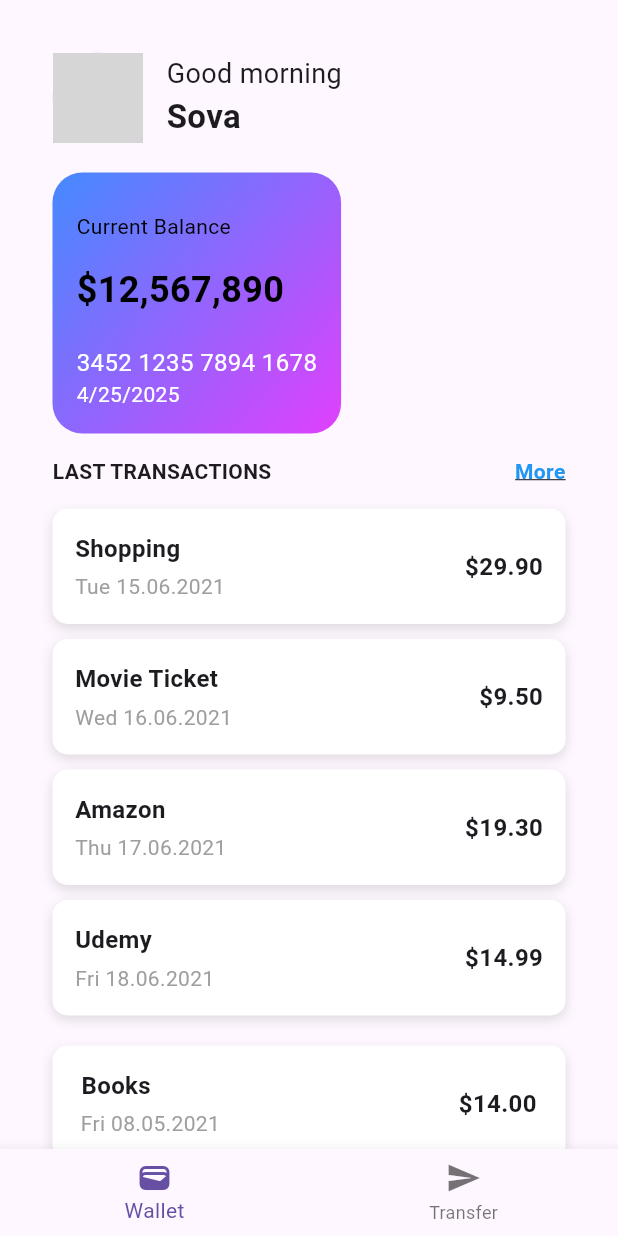
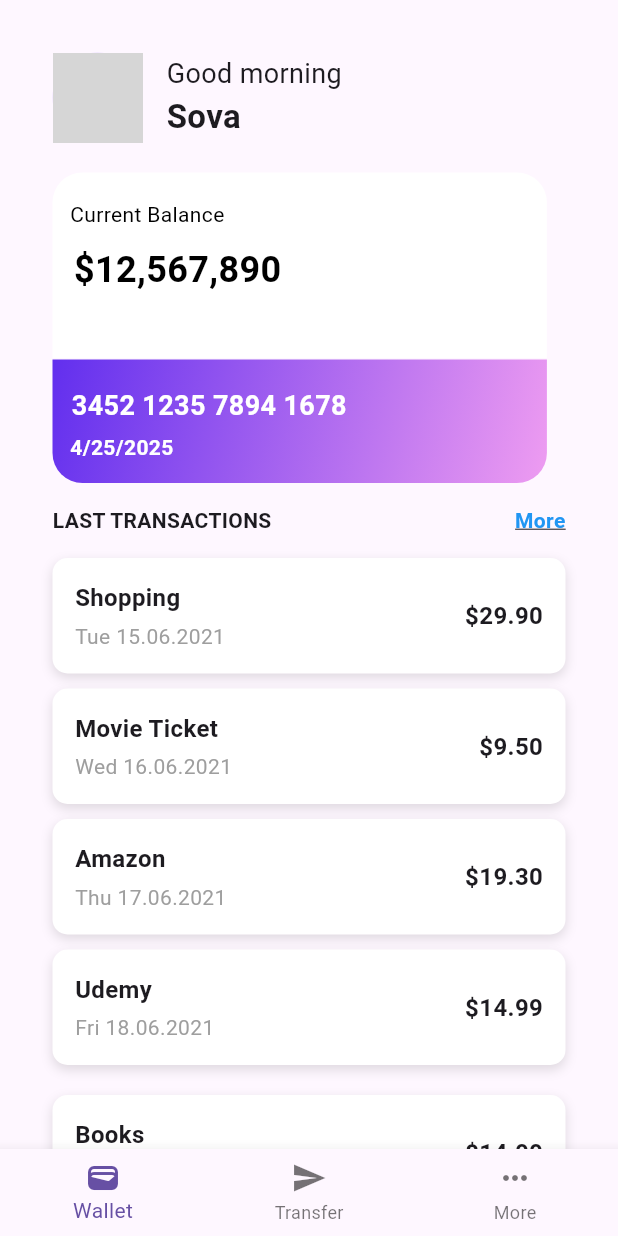
Before and after one commit to AbdelrhmanAhmed200/assignment, a Flutter app: the screen it shows after launch, on a phone screen of 412 x 824 dp. Run offline on Flutter 3.47's test engine with Material 3 defaults, Android fonts, the phone set to English and light mode, and no system bars; network calls fail; grey boxes are pictures that could not be loaded.

Commit message:
UI update

```diff
--- a/lib/Home_page.dart
+++ b/lib/Home_page.dart
@@ -16,8 +16,8 @@ class HomePage extends StatelessWidget {
             const Row(
               children: [
                 CircleAvatar(
-    backgroundImage: NetworkImage('https://fbi.cults3d.com/uploaders/14684840/illustration-file/388d5e1a-7c44-4172-a0c9-0a34c088be8c/sova-avatar.jpg'
-        ), // Replace with a direct image URL
+                  backgroundImage: NetworkImage(
+                      'https://fbi.cults3d.com/uploaders/14684840/illustration-file/388d5e1a-7c44-4172-a0c9-0a34c088be8c/sova-avatar.jpg'),
                   radius: 30,
                 ),
                 SizedBox(width: 16),
@@ -39,70 +39,99 @@ class HomePage extends StatelessWidget {
                 ),
               ],
             ),
-            const SizedBox(height: 20),
+
+               Column(
+                crossAxisAlignment: CrossAxisAlignment.start,
+                children: [
+                  const SizedBox(height: 20 , width: 50,),
                   Container(
-              padding: const EdgeInsets.all(16),
-              decoration: BoxDecoration(
-                borderRadius: BorderRadius.circular(20),
-                gradient: const LinearGradient(
-                  colors: [Colors.blueAccent, Colors.purpleAccent],
-                  begin: Alignment.topLeft,
-                  end: Alignment.bottomRight,
+                    width: MediaQuery.of(context).size.width * 0.8 ,
+                    height: MediaQuery.of(context).size.height * 0.15 ,
+                    padding: const EdgeInsets.all(8),
+                    decoration: const BoxDecoration(
+                      color: Colors.white,
+                      borderRadius: BorderRadius.only(
+                topLeft: Radius.circular(20),
+                topRight: Radius.circular(20),
                     ),
                     ),
-              child: const Column(
+                    child:
+                      const Column(
                         crossAxisAlignment: CrossAxisAlignment.start,
                         children: [
-
-                  SizedBox(height: 10),
-                  Text("Current Balance",
+                          SizedBox(height: 10,),
+                          Text(
+                            " Current Balance",
                             style: TextStyle(
                               color: Colors.black,
                               fontSize: 14,
-
                             ),
                           ),
-                    SizedBox(height: 15,),
+                          SizedBox(height: 10),
                           Text(
-                    '\$12,567,890',
+                            ' \$12,567,890',
                             style: TextStyle(
                               color: Colors.black,
                               fontSize: 24,
                               fontWeight: FontWeight.bold,
                             ),
                           ),
+                        ],
+                      ),
 
-                  SizedBox(height: 20),
+                  ),
+                  const SizedBox(height: 1,),
+                  Container(
+                    width: MediaQuery.of(context).size.width * 0.8 ,
+                    height: MediaQuery.of(context).size.width * 0.2 ,
+                    padding: const EdgeInsets.all(8),
+                    decoration: const BoxDecoration(
+                      gradient: LinearGradient(
+                        colors: [Color.fromARGB(255, 98, 47, 238), Color.fromARGB(255, 238, 156, 241)],
+                        begin: Alignment.topLeft,
+                        end: Alignment.bottomRight,
+                      ),
+                      borderRadius: BorderRadius.only(
+                        bottomRight: Radius.circular(20),
+                        bottomLeft: Radius.circular(20),
+                    ),
+                    ),
+                    child: const Column(
+                      crossAxisAlignment: CrossAxisAlignment.start,
+                      children: [
+                        SizedBox(height: 10,),
                         Text(
-                    '3452 1235 7894 1678',
+                          ' 3452 1235 7894 1678',
                           style: TextStyle(
                             color: Colors.white,
-                      fontSize: 16,
+                            fontSize: 18,
+                            fontWeight: FontWeight.bold
                           ),
                         ),
+                        SizedBox(height: 5),
                         Text(
-                    '4/25/2025',
+                          ' 4/25/2025',
                           style: TextStyle(
                             color: Colors.white,
                             fontSize: 14,
+                            fontWeight: FontWeight.bold
                           ),
                         ),
                       ],
                     ),
                   ),
-            const SizedBox(height: 15,),
+                ],
+              ),
+
+            const SizedBox(height: 15),
             Row(
               crossAxisAlignment: CrossAxisAlignment.start,
               children: [
-
-
-            const SizedBox(height: 20),
                 const Text(
                   'LAST TRANSACTIONS',
                   style: TextStyle(
                     fontSize: 14,
-                fontWeight: FontWeight.bold
-
+                    fontWeight: FontWeight.bold,
                   ),
                 ),
                 const Spacer(),
@@ -116,9 +145,6 @@ class HomePage extends StatelessWidget {
                       ),
                     );
                   },
-
-
-
                   child: const Text(
                     'More',
                     style: TextStyle(
@@ -126,12 +152,10 @@ class HomePage extends StatelessWidget {
                       color: Colors.blue,
                       fontWeight: FontWeight.bold,
                       decoration: TextDecoration.underline,
-
                     ),
                   ),
-            )
-
-                ]
+                ),
+              ],
             ),
             const SizedBox(height: 10),
             const TransactionItem(
@@ -156,21 +180,21 @@ class HomePage extends StatelessWidget {
             ),
             const SizedBox(height: 10),
             const TransactionItem(
-              title: ' Books',
-              date: ' Fri 08.05.2021',
-              amount: '\$14.00 ',
+              title: 'Books',
+              date: 'Fri 08.05.2021',
+              amount: '\$14.00',
             ),
             const SizedBox(height: 10),
             const TransactionItem(
-              title: ' Spotify',
-              date: ' Mon 11.03.2021',
-              amount: '\$8.99 ',
+              title: 'Spotify',
+              date: 'Mon 11.03.2021',
+              amount: '\$8.99',
             ),
             const SizedBox(height: 10),
             const TransactionItem(
-              title: ' Tryhackme',
+              title: 'Tryhackme',
               date: 'Fri 5.11.2021',
-              amount: '\$108.99 ',
+              amount: '\$108.99',
             ),
           ],
         ),
--- a/lib/Transfer_ContactTile.dart
+++ b/lib/Transfer_ContactTile.dart
@@ -16,7 +16,7 @@ class TransferContacttile extends StatelessWidget {
 
   @override
   Widget build(BuildContext context) {
-    // TODO: implement build
+
 
     return Padding(
 
@@ -40,7 +40,7 @@ class TransferContacttile extends StatelessWidget {
             backgroundImage: NetworkImage(imageUrl),
 
           ),
-          SizedBox(width: 16),
+          const SizedBox(width: 16),
           Column(
             crossAxisAlignment: CrossAxisAlignment.start,
             children: [
@@ -51,7 +51,7 @@ class TransferContacttile extends StatelessWidget {
                   fontWeight: FontWeight.bold,
                 ),
               ),
-              SizedBox(height: 4),
+              const SizedBox(height: 4),
               Text(
                 account,
                 style: const TextStyle(
--- a/lib/main.dart
+++ b/lib/main.dart
@@ -1,12 +1,15 @@
 import 'package:flutter/material.dart';
 import 'Home_page.dart';
-import 'Transfer_page.dart'; // Ensure this is imported correctly
+import 'Transfer_page.dart';
+import 'More_page.dart'; // Ensure this is imported correctly
 
 void main() {
-  runApp(MyApp());
+  runApp(const MyApp());
 }
 
 class MyApp extends StatefulWidget {
+  const MyApp({super.key});
+
   @override
   _MyAppState createState() => _MyAppState();
 }
@@ -16,7 +19,8 @@ class _MyAppState extends State<MyApp> {
 
   final List<Widget> _pages = [
     const HomePage(),       // Home Page
-    const TransferPage(),   // Transfer Page
+    const TransferPage(),
+    MorePage(),  // Transfer Page
   ];
 
   void _onItemTapped(int index) {
@@ -45,6 +49,11 @@ class _MyAppState extends State<MyApp> {
               icon: Icon(Icons.send),
               label: 'Transfer',
             ),
+            BottomNavigationBarItem(
+              icon: Icon(Icons.more_horiz),
+              label: 'More',
+            ),
+
           ],
         ),
       ),
```
Also changed, not shown: lib/More_page.dart (added, +31 -0 lines), lib/Transfer_page.dart (+9 -7 lines). Lines whose indentation alone changed are shown as unchanged.
